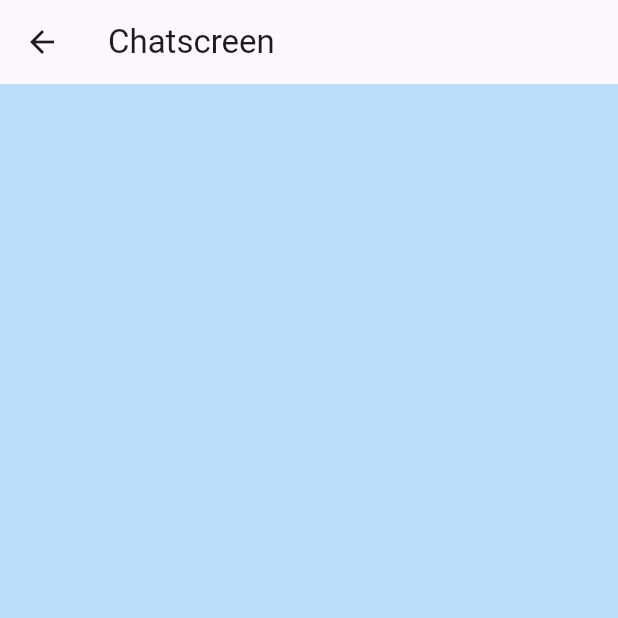
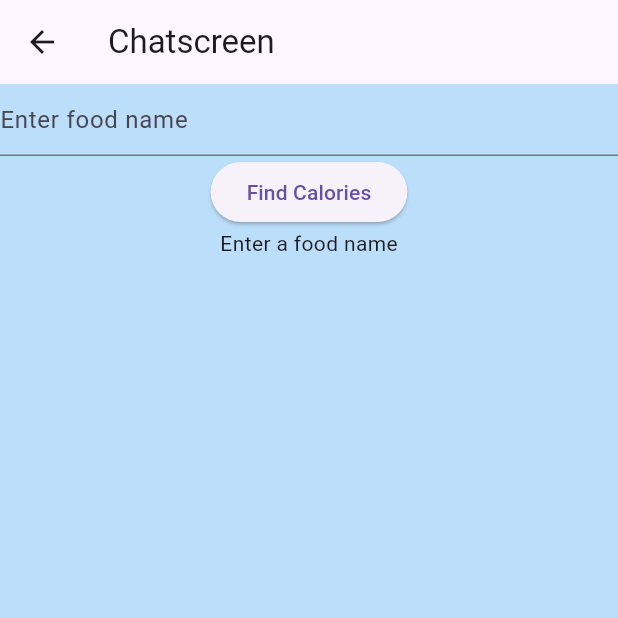
Before and after one commit to Choiboin/CalorieApp, a Flutter app: the screen it shows after launch, after a tap on "Log In", on a phone screen of 412 x 824 dp, the top half of it. Run offline on Flutter 3.47's test engine with Material 3 defaults, Android fonts, the phone set to English and light mode, and no system bars; our stand-ins replace csv.

Commit message:
its working but not working as intended

```diff
--- a/calorieapp/lib/data/nlp.dart
+++ /dev/null
@@ -1 +0,0 @@
-import 'package:flutter/material.dart';
--- a/calorieapp/lib/pages/Login.dart
+++ b/calorieapp/lib/pages/Login.dart
@@ -50,7 +50,7 @@ class Login extends StatelessWidget {
                     // Implement login functionality here
                     Navigator.push(
                       context,
-                      MaterialPageRoute(builder: (context) => chatscreen()),
+                      MaterialPageRoute(builder: (context) => ChatScreen()),
                     );
                   },
                 ),
@@ -110,7 +110,7 @@ class Login extends StatelessWidget {
                     // Navigate to chatscreen
                     Navigator.push(
                       context,
-                      MaterialPageRoute(builder: (context) => chatscreen()),
+                      MaterialPageRoute(builder: (context) => ChatScreen()),
                     );
                   },
                 ),
--- a/calorieapp/lib/pages/chatscreen.dart
+++ b/calorieapp/lib/pages/chatscreen.dart
@@ -1,8 +1,68 @@
+import 'dart:io';
 import 'package:flutter/material.dart';
-import 'package:calorieapp/data/nlp.dart';
+import 'package:csv/csv.dart';
+import 'package:path_provider/path_provider.dart';
 
-class chatscreen extends StatelessWidget {
-  const chatscreen({super.key});
+class ChatScreen extends StatefulWidget {
+  const ChatScreen({super.key});
+
+  @override
+  State<ChatScreen> createState() => _ChatScreenState();
+}
+
+class _ChatScreenState extends State<ChatScreen> {
+  Map<String, double> foodData = {};
+  String _calories = 'Enter a food name';
+  final TextEditingController _foodController = TextEditingController();
+
+  @override
+  void initState() {
+    super.initState();
+    _readFoodData();
+  }
+
+  Future<void> _readFoodData() async {
+    // Assuming separate files for food names and calories
+    final directory = await getApplicationDocumentsDirectory();
+    final foodNamesFile =
+        File('${directory.path}/epi_r.csv'); // Remove extra ".csv"
+    final calorieDataFile = File('${directory.path}/nutrients_csvfile.csv');
+
+    final foodNames = await _readCsvFile(foodNamesFile);
+    final calories = await _readCsvFile(calorieDataFile);
+
+    // Ensure both files have data before combining
+    if (foodNames.isEmpty || calories.isEmpty) {
+      _calories = 'Error: Missing data in CSV files';
+      return;
+    }
+
+    foodData = Map.fromIterables(
+      foodNames,
+      calories as Iterable<double>,
+    );
+  }
+
+  Future<List<String>> _readCsvFile(File file) async {
+    if (!await file.exists()) {
+      _calories = 'Error: CSV file not found';
+      return []; // Return an empty list for consistency
+    }
+
+    final lines = await file.readAsLines();
+    final parser = const CsvToListConverter();
+    final parsedData = parser.convert(lines.join('\n'));
+
+    // Explicitly create a list of strings, assuming first column contains names
+    return parsedData.map((row) => row[0] as String).toList();
+  }
+
+  void _findCalories() {
+    final foodName = _foodController.text.toLowerCase();
+    setState(() {
+      _calories = foodData[foodName]?.toStringAsFixed(2) ?? 'Food not found';
+    });
+  }
 
   @override
   Widget build(BuildContext context) {
@@ -11,6 +71,19 @@ class chatscreen extends StatelessWidget {
       appBar: AppBar(
         title: Text("Chatscreen"),
       ),
+      body: Column(
+        children: [
+          TextField(
+            controller: _foodController,
+            decoration: InputDecoration(hintText: 'Enter food name'),
+          ),
+          ElevatedButton(
+            onPressed: _findCalories,
+            child: Text('Find Calories'),
+          ),
+          Text(_calories),
+        ],
+      ),
     );
   }
 }
--- a/calorieapp/pubspec.yaml
+++ b/calorieapp/pubspec.yaml
@@ -13,6 +13,8 @@ dependencies:
   flutter:
     sdk: flutter
   cupertino_icons: ^1.0.2
+  csv: ^5.1.1
+  path_provider: ^2.1.2
 
 dev_dependencies:
   flutter_test:
```
Also changed, not shown: calorieapp/assets/nutrients_csvfile.csv (renamed from calorieapp/assets/nutrients_csvfile.txt), calorieapp/pubspec.lock, 2 other files.
